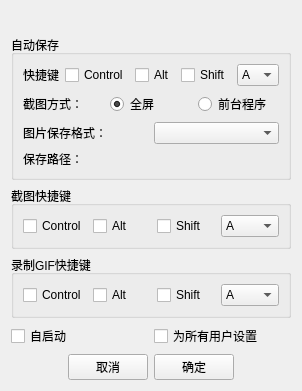
Qt form src/SettingWidget.ui (afsfvr/screenshot) before a commit.
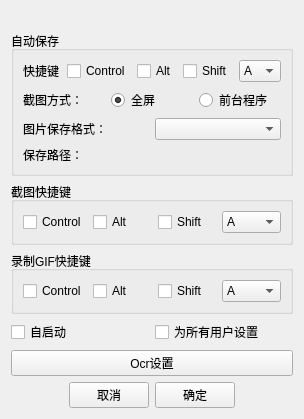
The same form after that commit.

Commit message: 增加ocr设置

```diff
--- a/src/SettingWidget.ui
+++ b/src/SettingWidget.ui
@@ -6,8 +6,8 @@
    <rect>
     <x>0</x>
     <y>0</y>
-    <width>302</width>
-    <height>391</height>
+    <width>304</width>
+    <height>397</height>
    </rect>
   </property>
   <property name="windowTitle">
@@ -601,6 +601,13 @@
      </item>
     </layout>
    </item>
+   <item>
+    <widget class="QPushButton" name="ocr_setting">
+     <property name="text">
+      <string>Ocr设置</string>
+     </property>
+    </widget>
+   </item>
    <item>
     <layout class="QHBoxLayout" name="horizontalLayout_3">
      <item>
```
The commit also changes 11 other files.
